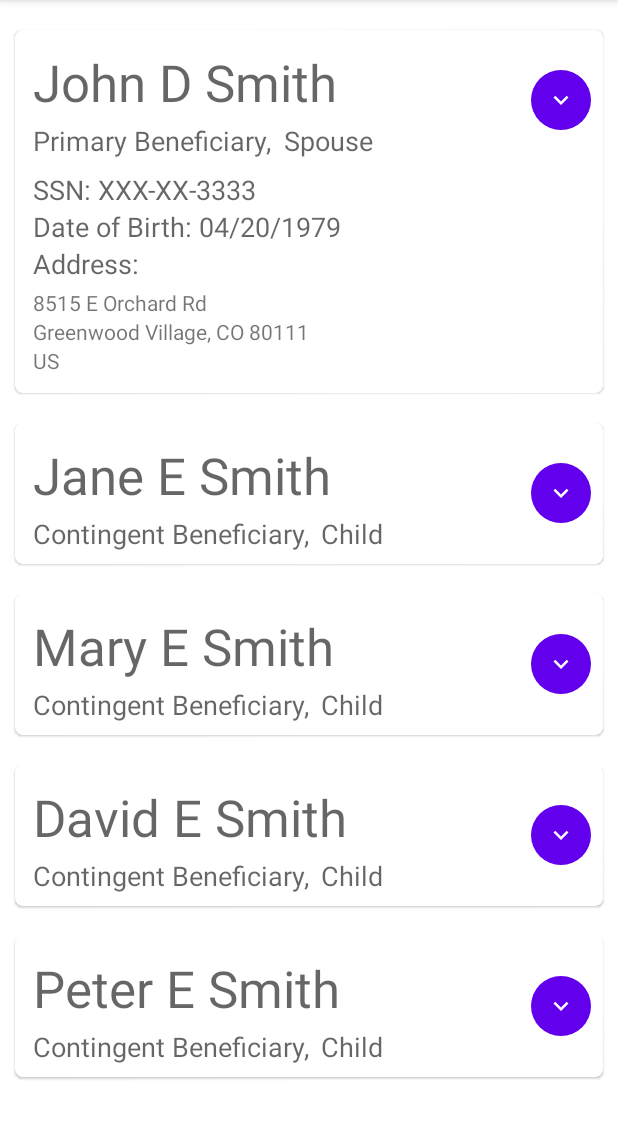
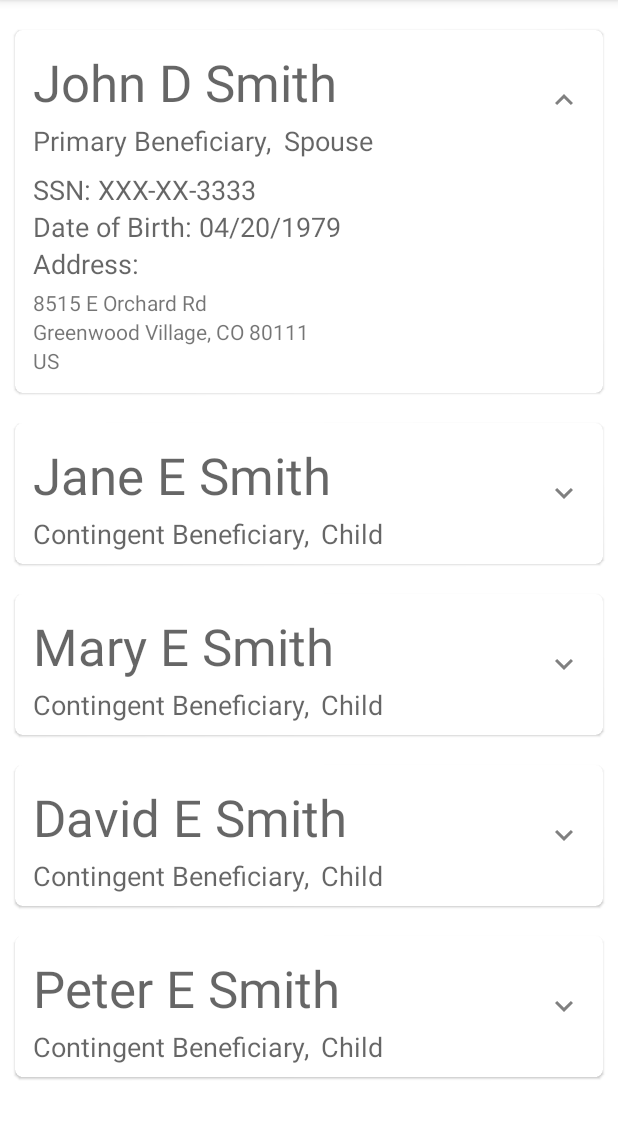
Before and after one commit to katyluttrell/Beneficiaries, an Android app: the screen it shows after launch (MainActivity), after a tap on an icon or button, on a phone screen of 412 x 824 dp, the part 84-1223 px from its top. Run offline under Robolectric (Android 15) with nearby library versions, the phone set to English and light mode, and no system bars; our stand-ins replace data binding.

Commit message:
more button stuff

```diff
--- a/Beneficiaries/app/src/main/java/com/katy/beneficiaries/ui/adapter/BeneficiaryAdapter.kt
+++ b/Beneficiaries/app/src/main/java/com/katy/beneficiaries/ui/adapter/BeneficiaryAdapter.kt
@@ -142,10 +142,10 @@ class BeneficiaryAdapter(
 
     private fun showHideDetail(holder: ViewHolder, shouldShow: Boolean) {
         if (shouldShow) {
-            TransitionManager.beginDelayedTransition(holder.binding.beneficiaryCard, ChangeBounds())
+            holder.binding.expandColapseButton.setImageResource( R.drawable.baseline_keyboard_arrow_up_24)
             holder.binding.beneficiaryDetail.visibility = View.VISIBLE
         } else {
-            TransitionManager.beginDelayedTransition(holder.binding.beneficiaryCard, ChangeBounds())
+            holder.binding.expandColapseButton.setImageResource( R.drawable.baseline_keyboard_arrow_down_24)
             holder.binding.beneficiaryDetail.visibility = View.GONE
         }
     }
--- a/Beneficiaries/app/src/main/java/com/katy/beneficiaries/ui/adapter/CardDataWrapper.kt
+++ b/Beneficiaries/app/src/main/java/com/katy/beneficiaries/ui/adapter/CardDataWrapper.kt
@@ -1,5 +1,10 @@
 package com.katy.beneficiaries.ui.adapter
 
+
+/*
+This wrapper is to save the expanded state of
+data being displayed in a recycler view
+ */
 data class CardDataWrapper<T>(
     val data: T,
     var isExpanded: Boolean = false
--- a/Beneficiaries/app/src/main/res/layout/beneficiary_card.xml
+++ b/Beneficiaries/app/src/main/res/layout/beneficiary_card.xml
@@ -60,15 +60,14 @@
                     </LinearLayout>
                 </LinearLayout>
 
-                <Button
+                <ImageButton
                     android:id="@+id/expand_colapse_button"
+                    style="@style/Widget.Material3.Button.IconButton.Outlined"
                     android:layout_width="wrap_content"
                     android:layout_height="wrap_content"
                     android:layout_alignParentEnd="true"
                     android:layout_centerInParent="true"
-                    style="@style/Widget.Material3.Button.IconButton.Filled"
-                    app:icon="@drawable/baseline_keyboard_arrow_down_24"
-                    />
+                    android:src="@drawable/baseline_keyboard_arrow_down_24" />
             </RelativeLayout>
 
             <LinearLayout
@@ -96,10 +95,10 @@
 
                 <RelativeLayout
                     android:id="@+id/address_layout"
-                    android:visibility="gone"
                     android:layout_width="wrap_content"
                     android:layout_height="wrap_content"
-                    android:orientation="vertical">
+                    android:orientation="vertical"
+                    android:visibility="gone">
 
                     <TextView
                         android:id="@+id/address_label"
@@ -111,9 +110,9 @@
                     <LinearLayout
                         android:layout_width="wrap_content"
                         android:layout_height="wrap_content"
+                        android:layout_below="@id/address_label"
                         android:layout_marginVertical="4dp"
-                        android:orientation="vertical"
-                        android:layout_below="@id/address_label">
+                        android:orientation="vertical">
 
                         <TextView
                             android:id="@+id/address_first_line"
```
